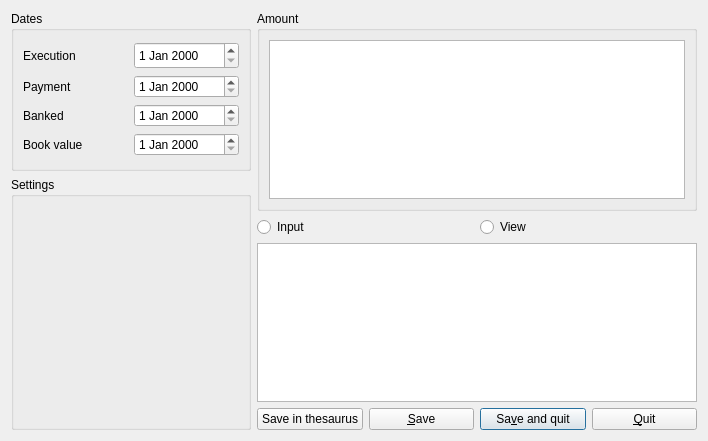
Above: plugins/accountplugin/receipts/receiptviewer.ui from FreeHealth/freehealth before the change. Below: the same form after it.
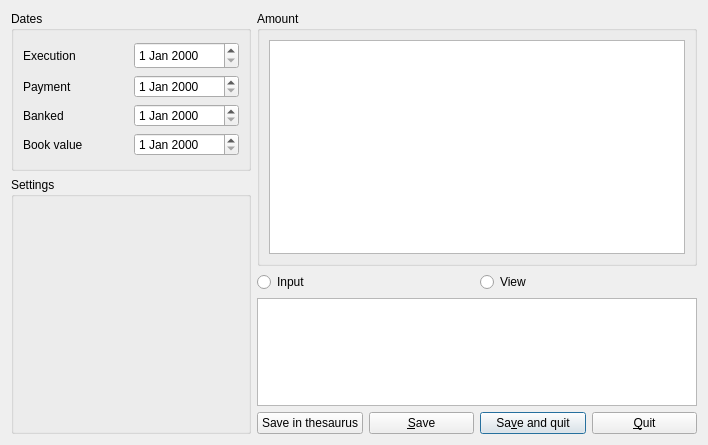
That is the form after the change.

Commit message: freeaccount : modif of look af Amout View

What changed in the file:
```diff
--- a/plugins/accountplugin/receipts/receiptviewer.ui
+++ b/plugins/accountplugin/receipts/receiptviewer.ui
@@ -7,7 +7,7 @@
     <x>0</x>
     <y>0</y>
     <width>708</width>
-    <height>441</height>
+    <height>445</height>
    </rect>
   </property>
   <property name="minimumSize">
@@ -104,8 +104,8 @@
       <widget class="QGroupBox" name="amoutsGroup">
        <property name="minimumSize">
         <size>
-         <width>280</width>
-         <height>200</height>
+         <width>275</width>
+         <height>255</height>
         </size>
        </property>
        <property name="title">
@@ -114,6 +114,12 @@
        <layout class="QGridLayout" name="gridLayout">
         <item row="0" column="0">
          <widget class="QTableView" name="amountsView">
+          <property name="minimumSize">
+           <size>
+            <width>0</width>
+            <height>190</height>
+           </size>
+          </property>
           <property name="editTriggers">
            <set>QAbstractItemView::AllEditTriggers</set>
           </property>
```
Left out of the diff: 12 changed lines with no effect on the pictures. The commit also changes 1 other file.
